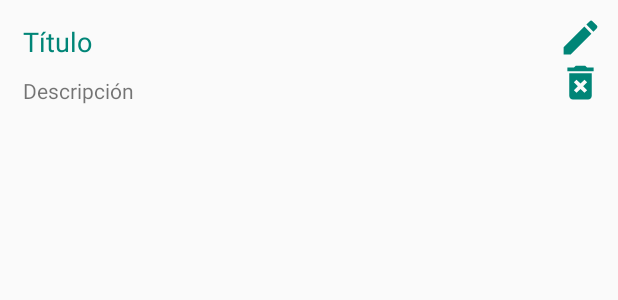
After one commit to jeluchu/cloudFirestone, an Android app: the layout item_note.xml on its own in the app's theme, with its tools: preview values and no code run, on a phone screen of 412 x 824 dp. The commit adds this screen. Shown: the top 300 px of the screen. Run offline under Robolectric (Android 15) with nearby library versions, the phone set to English and light mode, and no system bars.

Commit message:
UPDATE AND FIX

```diff
--- a/app/build.gradle
+++ b/app/build.gradle
@@ -27,6 +27,7 @@ dependencies {
     implementation"org.jetbrains.kotlin:kotlin-stdlib-jdk7:$kotlin_version"
     implementation 'androidx.appcompat:appcompat:1.1.0-alpha02'
     implementation 'androidx.constraintlayout:constraintlayout:1.1.3'
+    implementation 'com.google.android.material:material:1.1.0-alpha04'
     testImplementation 'junit:junit:4.12'
     androidTestImplementation 'androidx.test:runner:1.1.2-alpha01'
     androidTestImplementation 'androidx.test.espresso:espresso-core:3.1.2-alpha01'
--- /dev/null
+++ b/app/src/main/res/drawable/ic_add.xml
@@ -0,0 +1,5 @@
+<vector android:height="24dp" android:tint="#008577"
+    android:viewportHeight="24.0" android:viewportWidth="24.0"
+    android:width="24dp" xmlns:android="http://schemas.android.com/apk/res/android">
+    <path android:fillColor="#008577" android:pathData="M12,2C6.48,2 2,6.48 2,12s4.48,10 10,10 10,-4.48 10,-10S17.52,2 12,2zM17,13h-4v4h-2v-4L7,13v-2h4L11,7h2v4h4v2z"/>
+</vector>
--- /dev/null
+++ b/app/src/main/res/drawable/ic_delete.xml
@@ -0,0 +1,5 @@
+<vector android:height="24dp" android:tint="#008577"
+    android:viewportHeight="24.0" android:viewportWidth="24.0"
+    android:width="24dp" xmlns:android="http://schemas.android.com/apk/res/android">
+    <path android:fillColor="#FF000000" android:pathData="M6,19c0,1.1 0.9,2 2,2h8c1.1,0 2,-0.9 2,-2L18,7L6,7v12zM8.46,11.88l1.41,-1.41L12,12.59l2.12,-2.12 1.41,1.41L13.41,14l2.12,2.12 -1.41,1.41L12,15.41l-2.12,2.12 -1.41,-1.41L10.59,14l-2.13,-2.12zM15.5,4l-1,-1h-5l-1,1L5,4v2h14L19,4z"/>
+</vector>
--- /dev/null
+++ b/app/src/main/res/drawable/ic_edit.xml
@@ -0,0 +1,5 @@
+<vector android:height="24dp" android:tint="#008577"
+    android:viewportHeight="24.0" android:viewportWidth="24.0"
+    android:width="24dp" xmlns:android="http://schemas.android.com/apk/res/android">
+    <path android:fillColor="#FF000000" android:pathData="M3,17.25V21h3.75L17.81,9.94l-3.75,-3.75L3,17.25zM20.71,7.04c0.39,-0.39 0.39,-1.02 0,-1.41l-2.34,-2.34c-0.39,-0.39 -1.02,-0.39 -1.41,0l-1.83,1.83 3.75,3.75 1.83,-1.83z"/>
+</vector>
--- /dev/null
+++ b/app/src/main/res/layout/item_note.xml
@@ -0,0 +1,55 @@
+<?xml version="1.0" encoding="utf-8"?>
+<LinearLayout xmlns:android="http://schemas.android.com/apk/res/android"
+    xmlns:app="http://schemas.android.com/apk/res-auto"
+              xmlns:tools="http://schemas.android.com/tools" android:layout_width="match_parent"
+    android:layout_height="wrap_content"
+    android:orientation="horizontal"
+    android:padding="10dp"
+    android:weightSum="10">
+
+    <LinearLayout
+        android:layout_width="wrap_content"
+        android:layout_height="wrap_content"
+        android:layout_weight="9"
+        android:orientation="vertical">
+
+        <TextView
+            android:id="@+id/tvTitle"
+            android:layout_width="match_parent"
+            android:layout_height="wrap_content"
+            android:padding="5dp"
+            android:text="@string/title"
+            android:textColor="@color/colorPrimary"
+            android:textSize="18sp" />
+
+        <TextView
+            android:id="@+id/tvContent"
+            android:layout_width="match_parent"
+            android:layout_height="wrap_content"
+            android:padding="5dp"
+            android:text="@string/description" />
+    </LinearLayout>
+
+    <LinearLayout
+        android:layout_width="wrap_content"
+        android:layout_height="wrap_content"
+        android:layout_weight="1"
+        android:gravity="right"
+        android:orientation="vertical">
+
+        <ImageView
+                android:id="@+id/ivEdit"
+                android:layout_width="30dp"
+                android:layout_height="30dp"
+                android:src="@drawable/ic_edit"
+                tools:ignore="ContentDescription"/>
+
+        <ImageView
+                android:id="@+id/ivDelete"
+                android:layout_width="30dp"
+                android:layout_height="30dp"
+                android:src="@drawable/ic_delete"
+                tools:ignore="ContentDescription"/>
+    </LinearLayout>
+
+</LinearLayout>
--- a/app/src/main/res/values/colors.xml
+++ b/app/src/main/res/values/colors.xml
@@ -3,4 +3,6 @@
     <color name="colorPrimary">#008577</color>
     <color name="colorPrimaryDark">#00574B</color>
     <color name="colorAccent">#D81B60</color>
+
+    <color name="colorGrey">#e5e3e3</color>
 </resources>
--- a/app/src/main/res/values/strings.xml
+++ b/app/src/main/res/values/strings.xml
@@ -1,3 +1,8 @@
 <resources>
     <string name="app_name">CloudFirestone</string>
+    <string name="titulo">Introduce el título</string>
+    <string name="descripcion">Introduce una breve descripción</string>
+    <string name="anadir">Añadir</string>
+    <string name="title">Título</string>
+    <string name="description">Descripción</string>
 </resources>
--- a/app/src/main/res/values/styles.xml
+++ b/app/src/main/res/values/styles.xml
@@ -1,11 +1,14 @@
 <resources>
 
     <!-- Base application theme. -->
-    <style name="AppTheme" parent="Theme.AppCompat.Light.DarkActionBar">
+    <style name="AppTheme" parent="Theme.AppCompat.Light.NoActionBar">
         <!-- Customize your theme here. -->
         <item name="colorPrimary">@color/colorPrimary</item>
         <item name="colorPrimaryDark">@color/colorPrimaryDark</item>
         <item name="colorAccent">@color/colorAccent</item>
     </style>
 
+    <style name="AppTheme.AppBarOverlay" parent="ThemeOverlay.AppCompat.Dark.ActionBar"/>
+    <style name="AppTheme.PopupOverlay" parent="ThemeOverlay.AppCompat.Light"/>
+
 </resources>
```
Also changed, not shown: app/src/main/AndroidManifest.xml (+6 -2 lines), app/src/main/java/com/jeluchu/cloudfirestone/MainActivity.kt (+91 -34 lines), app/src/main/java/com/jeluchu/cloudfirestone/NoteActivity.kt (added, +81 -0 lines), app/src/main/java/com/jeluchu/cloudfirestone/adapter/NoteRecyclerViewAdapter.kt (added, +72 -0 lines), app/src/main/java/com/jeluchu/cloudfirestone/model/Note.kt (added, +32 -0 lines), app/src/main/res/layout/activity_main.xml (+21 -25 lines), app/src/main/res/layout/activity_note.xml (added, +32 -0 lines), app/src/main/res/menu/menu_main.xml (added, +10 -0 lines), 3 other files.
